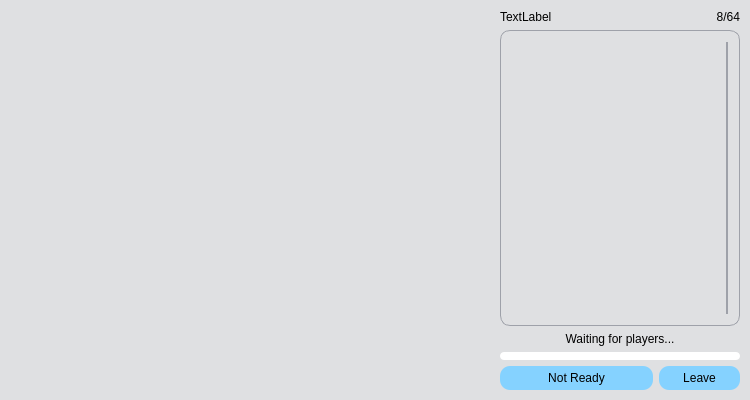
First picture: the form in word_game/modules/gui/room.ui, repository LiquidIce64/ORIS-tasks, before the edit.
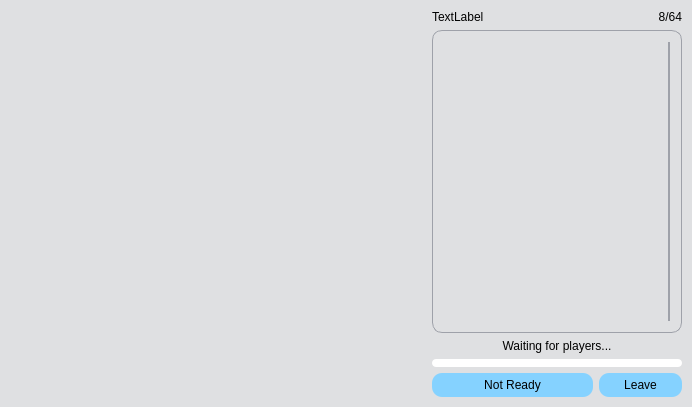
Second picture: the form after the edit.

The edit to the form file:
```diff
--- a/word_game/modules/gui/room.ui
+++ b/word_game/modules/gui/room.ui
@@ -6,16 +6,10 @@
    <rect>
     <x>0</x>
     <y>0</y>
-    <width>750</width>
-    <height>400</height>
+    <width>692</width>
+    <height>407</height>
    </rect>
   </property>
-  <property name="minimumSize">
-   <size>
-    <width>750</width>
-    <height>400</height>
-   </size>
-  </property>
   <property name="windowTitle">
    <string>Form</string>
   </property>
@@ -71,7 +65,7 @@
 	margin: 4px;
 }</string>
   </property>
-  <layout class="QGridLayout" name="gridLayout_3" columnstretch="2,1">
+  <layout class="QGridLayout" name="gridLayout_3" columnstretch="1,0">
    <property name="leftMargin">
     <number>10</number>
    </property>
@@ -113,9 +107,15 @@
    </item>
    <item row="0" column="1">
     <widget class="QFrame" name="frame_sidepanel">
+     <property name="sizePolicy">
+      <sizepolicy hsizetype="Minimum" vsizetype="Preferred">
+       <horstretch>0</horstretch>
+       <verstretch>0</verstretch>
+      </sizepolicy>
+     </property>
      <property name="minimumSize">
       <size>
-       <width>134</width>
+       <width>250</width>
        <height>0</height>
       </size>
      </property>
@@ -195,6 +195,18 @@
       </item>
       <item row="1" column="0" colspan="3">
        <widget class="QScrollArea" name="scrollArea">
+        <property name="sizePolicy">
+         <sizepolicy hsizetype="Minimum" vsizetype="Expanding">
+          <horstretch>0</horstretch>
+          <verstretch>0</verstretch>
+         </sizepolicy>
+        </property>
+        <property name="minimumSize">
+         <size>
+          <width>250</width>
+          <height>0</height>
+         </size>
+        </property>
         <property name="verticalScrollBarPolicy">
          <enum>Qt::ScrollBarAlwaysOn</enum>
         </property>
@@ -209,8 +221,8 @@
           <rect>
            <x>0</x>
            <y>0</y>
-           <width>211</width>
-           <height>280</height>
+           <width>221</width>
+           <height>287</height>
           </rect>
          </property>
          <layout class="QVBoxLayout" name="verticalLayout_2">
```
